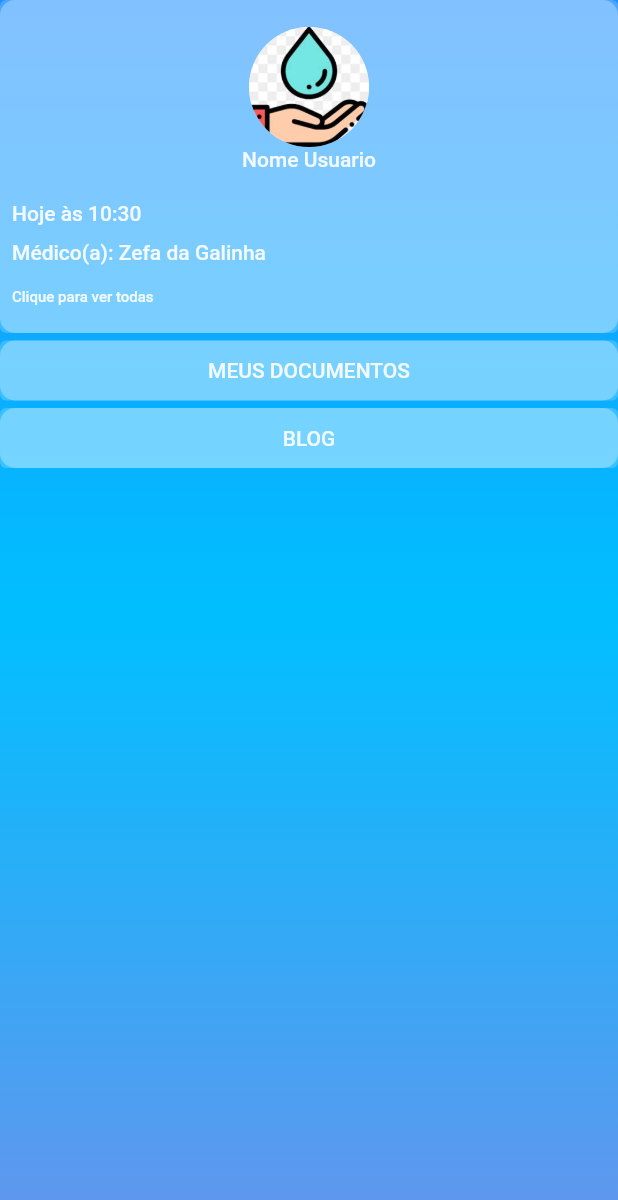
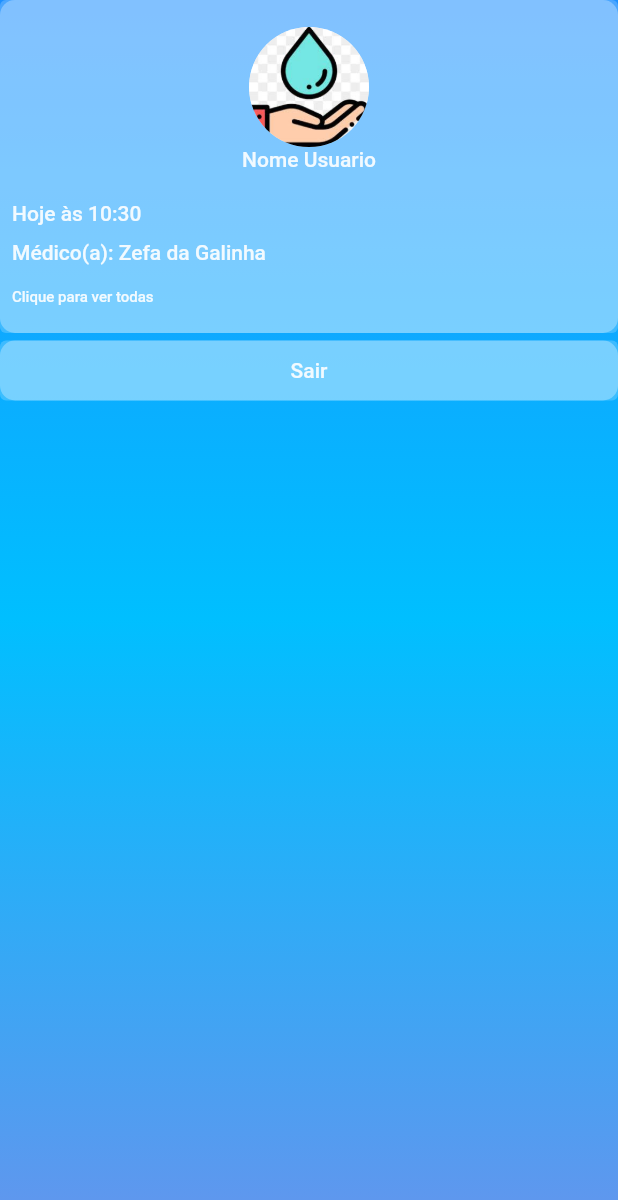
Before and after one commit to JoaocGuerra/CentralCareMobile, a Flutter app: the MyAccountPage screen opened directly, on a phone screen of 412 x 824 dp. Shown: the top 1200 px of the screen. Run offline on Flutter 3.47's test engine with Material 2 defaults, Android fonts, the phone set to English and light mode, and no system bars; our stand-ins replace firebase_auth, firebase_core, flutter_mobx, google_fonts, lottie; accounts and stored records are empty; network calls fail.

```diff
--- a/lib/common_widgets/custom_textformfield.dart
+++ b/lib/common_widgets/custom_textformfield.dart
@@ -42,7 +42,7 @@ class CustomTextFormField extends StatelessWidget {
           labelStyle: TextStyle(color: Colors.white.withOpacity(0.9)),
           filled: true,
           floatingLabelBehavior: FloatingLabelBehavior.never,
-          fillColor: Colors.white.withOpacity(0.3),
+          fillColor: Colors.blueAccent.withOpacity(0.3),
           border: OutlineInputBorder(
               borderRadius: BorderRadius.circular(30),
               borderSide: const BorderSide(width: 0, style: BorderStyle.none))),
--- a/lib/pages/home/my_account_page.dart
+++ b/lib/pages/home/my_account_page.dart
@@ -1,7 +1,8 @@
+import 'package:centralcaremobile/auth/auth_page.dart';
+import 'package:firebase_auth/firebase_auth.dart';
 import 'package:flutter/material.dart';
 
 import '../appointments/appointments_page.dart';
-import '../documents/documents_page.dart';
 
 class MyAccountPage extends StatelessWidget {
   const MyAccountPage({Key? key}) : super(key: key);
@@ -113,36 +114,14 @@ class MyAccountPage extends StatelessWidget {
                     }),
                   ),
                   onPressed: () {
+                    FirebaseAuth.instance.signOut();
                     Navigator.push(
                         context,
                         MaterialPageRoute(
-                            builder: (context) => const DocumentsPage()));
+                            builder: (context) => const AuthPage()));
                   },
                   child: Text(
-                    "MEUS DOCUMENTOS",
-                    style: TextStyle(color: Colors.white.withOpacity(0.9)),
-                  ),
-                ),
-              ),
-              const SizedBox(
-                height: 5,
-              ),
-              Container(
-                width: MediaQuery.of(context).size.width,
-                height: 40,
-                decoration: BoxDecoration(
-                    color: Colors.white.withOpacity(0.3),
-                    borderRadius: const BorderRadius.all(Radius.circular(10))),
-                child: TextButton(
-                  style: ButtonStyle(
-                    backgroundColor:
-                        MaterialStateProperty.resolveWith((states) {
-                      return Colors.white.withOpacity(0.2);
-                    }),
-                  ),
-                  onPressed: () {},
-                  child: Text(
-                    "BLOG",
+                    "Sair",
                     style: TextStyle(color: Colors.white.withOpacity(0.9)),
                   ),
                 ),
--- a/pubspec.yaml
+++ b/pubspec.yaml
@@ -32,6 +32,7 @@ dependencies:
   firebase_auth: ^3.3.14
   firebase_storage: ^10.2.12
   firebase_core: ^1.14.1
+  cloud_firestore: ^3.1.10
   google_fonts: ^2.3.1
   mobx: ^2.0.6+1
   flutter_mobx: ^2.0.4
```
Also changed, not shown: lib/auth/auth_page.dart (added, +25 -0 lines), lib/main.dart (+8 -4 lines), lib/pages/home/home_page.dart (+5 -5 lines), lib/pages/signIn/sign_in_page.dart (+20 -9 lines), lib/pages/singUp/sign_up_page.dart (+15 -10 lines), pubspec.lock, 2 other files.
